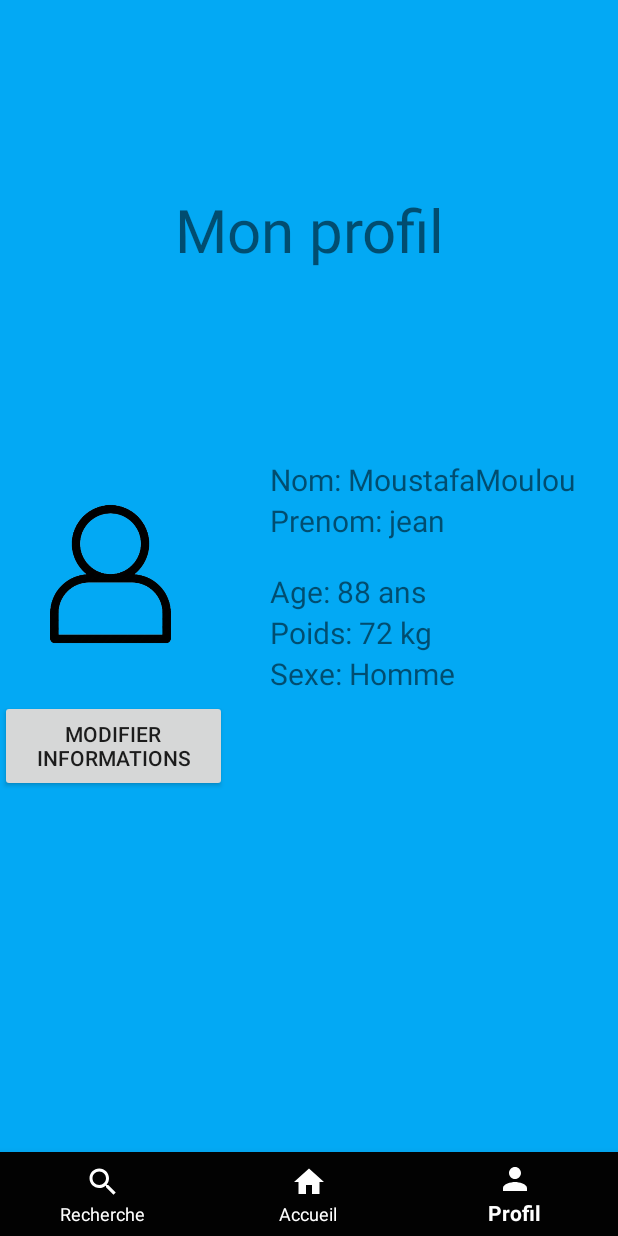
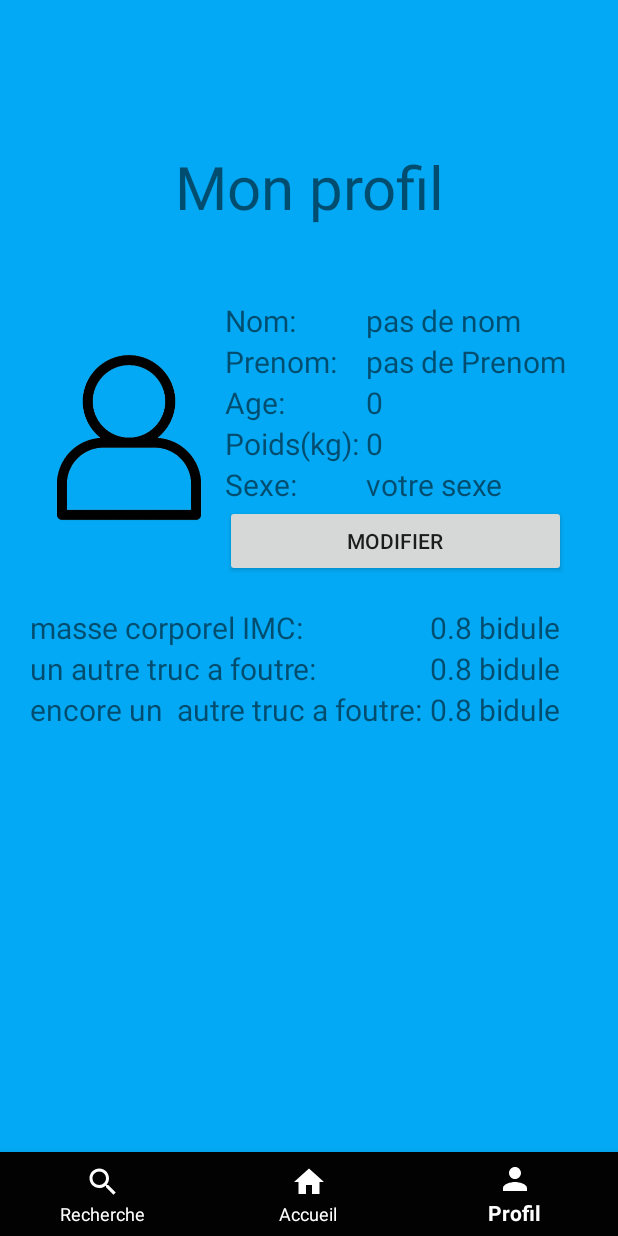
Before and after one commit to axel-bonnefous12/appDietetique, an Android app: the screen it shows after launch (MainActivity), item 3 of the bottom bar chosen, on a phone screen of 412 x 824 dp. Run offline under Robolectric (Android 15) with nearby library versions, the phone set to English and light mode, and no system bars.

Commit message:
profile user data

```diff
--- a/appDietetique/app/src/main/java/iut/montpellier/appdietetique/fragments/UserFragment.java
+++ b/appDietetique/app/src/main/java/iut/montpellier/appdietetique/fragments/UserFragment.java
@@ -2,6 +2,8 @@ package iut.montpellier.appdietetique.fragments;
 
 import android.app.AlertDialog;
 import android.content.DialogInterface;
+import android.content.Intent;
+import android.content.SharedPreferences;
 import android.os.Bundle;
 import android.text.InputType;
 import android.view.LayoutInflater;
@@ -15,8 +17,13 @@ import android.widget.Toast;
 import androidx.annotation.NonNull;
 import androidx.annotation.Nullable;
 import androidx.fragment.app.Fragment;
+import androidx.fragment.app.FragmentTransaction;
+
+import java.util.Objects;
 
 import iut.montpellier.appdietetique.R;
+
+import static android.content.Context.MODE_PRIVATE;
 
 public class UserFragment extends Fragment {
      View view;
@@ -25,7 +32,7 @@ public class UserFragment extends Fragment {
     private TextView age;
     private TextView poids;
     private TextView sexe;
-    private String m_text="";
+
     @Nullable
     @Override
     public View onCreateView(@NonNull LayoutInflater inflater, @Nullable ViewGroup container, @Nullable Bundle savedInstanceState) {
@@ -35,35 +42,31 @@ public class UserFragment extends Fragment {
         age = view.findViewById(R.id.champAge);
         poids = view.findViewById(R.id.champPoids);
         sexe = view.findViewById(R.id.champSexe);
-        Button button =(Button) view.findViewById(R.id.btn_modif_profil);
+        Button button =(Button) view.findViewById(R.id.btn_profile);
 
-        // changer un champs texte de l'user Pour l'instant j'ai trouvé que le prénom
+        SharedPreferences prefs = getContext().getSharedPreferences("MY_DATA",MODE_PRIVATE);
+        String name=prefs.getString("MON_NOM","pas de nom");
+        String surname=prefs.getString("MON_PRENOM","pas de Prenom");
+        int monAge=prefs.getInt("MON_AGE", 0);
+        int monPoids=prefs.getInt("MON_POIDS", 0);
+        String monSexe=prefs.getString("MON_SEXE","votre sexe");
+
+        this.nom.setText(name);
+        this.prenom.setText(surname);
+        this.age.setText(monAge+"");
+        this.poids.setText(monPoids+"");
+        this.sexe.setText(monSexe);
         button.setOnClickListener(new View.OnClickListener() {
             @Override
             public void onClick(View v) {
-                AlertDialog.Builder builder = new AlertDialog.Builder(view.getContext());
-                final EditText inputNom= new EditText(view.getContext());
-                inputNom.setInputType(InputType.TYPE_CLASS_TEXT);
-                builder.setView(inputNom);
-                builder.setView(inputNom);
-                builder.setMessage("changer le nom?");
-                builder.setPositiveButton("ok", new DialogInterface.OnClickListener() {
-                    @Override
-                    public void onClick(DialogInterface dialog, int which) {
-                        m_text= inputNom.getText().toString();
-                        nom.setText(m_text);
-                        Toast.makeText(view.getContext(), "changement fait", Toast.LENGTH_SHORT).show();
-                    }
-                });
-                builder.show();
+                FragmentTransaction fragmentTransaction = Objects.requireNonNull(getActivity()).getSupportFragmentManager().beginTransaction();
+                EditProfileFragment editProfileFragment = new EditProfileFragment();
+
+                fragmentTransaction.replace(R.id.fragment_container, editProfileFragment); // remplacer le fragment actuel avec le fragment repas
+                fragmentTransaction.commit(); //commit du fragment
             }
         });
         return view;
     }
-    /*public void changerInfo(View v){
-        final EditText inputNom= new EditText(getContext());
-        inputNom.setInputType(InputType.TYPE_CLASS_TEXT);
-        //nom.setText(inputNom.getText());
-        //AlertDialog.Builder popUp = new AlertDialog.Builder(new AlertDialog().Builder(view));
-    }*/
+
 }
--- a/appDietetique/app/src/main/res/layout/fragment_user_profil.xml
+++ b/appDietetique/app/src/main/res/layout/fragment_user_profil.xml
@@ -1,155 +1,197 @@
 <?xml version="1.0" encoding="utf-8"?>
-<androidx.constraintlayout.widget.ConstraintLayout xmlns:android="http://schemas.android.com/apk/res/android"
+<RelativeLayout xmlns:android="http://schemas.android.com/apk/res/android"
     xmlns:app="http://schemas.android.com/apk/res-auto"
     xmlns:tools="http://schemas.android.com/tools"
     android:orientation="vertical"
     android:layout_width="match_parent"
     android:layout_height="match_parent"
-    android:background="#03A9F4">
+    android:background="#03A9F4"
+    android:gravity="center_horizontal">
 
     <TextView
         android:layout_width="match_parent"
         android:layout_height="wrap_content"
+        android:layout_alignParentTop="true"
+        android:layout_centerHorizontal="true"
+        android:layout_marginTop="97dp"
         android:gravity="center"
         android:text="Mon profil"
-        android:textSize="40dp"
-        app:layout_constraintBottom_toTopOf="@+id/layout_data_user"
-        app:layout_constraintTop_toTopOf="parent" />
+        android:textSize="40dp" />
 
     <ImageView
         android:id="@+id/icon_user"
-        android:layout_width="147dp"
-        android:layout_height="144dp"
-        android:src="@drawable/user_image"
-        app:layout_constraintBottom_toBottomOf="parent"
-        app:layout_constraintStart_toStartOf="parent"
-        app:layout_constraintTop_toTopOf="parent"
-        app:layout_constraintVertical_bias="0.498"
-        tools:ignore="MissingConstraints" />
+        android:layout_width="172dp"
+        android:layout_height="183dp"
+        android:layout_alignParentTop="true"
+        android:layout_marginTop="200dp"
+        android:src="@drawable/user_image" />
 
-    <RelativeLayout
+    <LinearLayout
         android:id="@+id/layout_data_user"
         android:layout_width="wrap_content"
         android:layout_height="wrap_content"
-        android:layout_marginEnd="28dp"
-        android:layout_marginRight="28dp"
-        app:layout_constraintBottom_toBottomOf="parent"
-        app:layout_constraintEnd_toEndOf="parent"
-        app:layout_constraintTop_toTopOf="parent"
-        tools:ignore="MissingConstraints">
+        android:layout_alignParentTop="true"
+        android:layout_marginTop="200dp"
+        android:layout_marginLeft="150dp"
+        android:orientation="vertical"
+        android:gravity="center">
 
+        <TableLayout
+            android:layout_width="wrap_content"
+            android:layout_height="wrap_content">
+
+            <TableRow
+                android:layout_width="match_parent"
+                android:layout_height="match_parent">
 
                 <TextView
                     android:id="@+id/nom"
                     android:layout_width="wrap_content"
                     android:layout_height="wrap_content"
-            android:text="Nom: "
-            android:textSize="20dp" />
+                    android:textSize="20sp"
+                    android:text="Nom: " />
 
                 <TextView
                     android:id="@+id/champNom"
                     android:layout_width="wrap_content"
                     android:layout_height="wrap_content"
-            android:layout_toRightOf="@id/nom"
-            android:text="MoustafaMoulou"
-            android:textSize="20sp" />
+                    android:textSize="20sp"
+                    android:text="votre nom" />
+            </TableRow>
+
+            <TableRow>
 
                 <TextView
                     android:id="@+id/prenom"
                     android:layout_width="wrap_content"
                     android:layout_height="wrap_content"
-            android:layout_below="@id/nom"
-            android:text="Prenom: "
-            android:textSize="20dp" />
+
+                    android:textSize="20sp"
+                    android:text="Prenom: " />
 
                 <TextView
                     android:id="@+id/champPrenom"
                     android:layout_width="wrap_content"
                     android:layout_height="wrap_content"
-            android:layout_below="@id/champNom"
-            android:layout_toRightOf="@id/prenom"
-            android:text="jean"
-            android:textSize="20sp" />
+                    android:textSize="20sp"
+                    android:text="votre prénom" />
+            </TableRow>
+            <TableRow>
 
                 <TextView
                     android:id="@+id/age"
                     android:layout_width="wrap_content"
                     android:layout_height="wrap_content"
-            android:layout_below="@id/prenom"
-            android:layout_marginTop="20dp"
-            android:text="Age: "
-            android:textSize="20dp" />
+                    android:textSize="20sp"
+                    android:text="Age: " />
 
                 <TextView
                     android:id="@+id/champAge"
                     android:layout_width="wrap_content"
                     android:layout_height="wrap_content"
-            android:layout_below="@id/champPrenom"
-            android:layout_marginTop="20dp"
-            android:layout_toRightOf="@id/age"
-            android:text="88"
-            android:textSize="20sp" />
-
-        <TextView
-            android:layout_width="wrap_content"
-            android:layout_height="wrap_content"
-            android:layout_below="@id/champPrenom"
-            android:layout_marginTop="20dp"
-            android:layout_toRightOf="@id/champAge"
-            android:text=" ans"
-            android:textSize="20sp" />
+                    android:textSize="20sp"
+                    android:text="votre age" />
+            </TableRow>
+            <TableRow>
 
                 <TextView
                     android:id="@+id/poids"
                     android:layout_width="wrap_content"
                     android:layout_height="wrap_content"
-            android:layout_below="@id/age"
-            android:text="Poids: "
-            android:textSize="20sp" />
+                    android:textSize="20sp"
+                    android:text="Poids(kg): " />
 
                 <TextView
                     android:id="@+id/champPoids"
                     android:layout_width="wrap_content"
                     android:layout_height="wrap_content"
-            android:layout_below="@id/champAge"
-            android:layout_toRightOf="@id/poids"
-            android:text="72"
-            android:textSize="20sp" />
-
-        <TextView
-            android:layout_width="wrap_content"
-            android:layout_height="wrap_content"
-            android:layout_below="@id/champAge"
-            android:layout_toRightOf="@id/champPoids"
-            android:text=" kg"
-            android:textSize="20sp" />
-
+                    android:textSize="20sp"
+                    android:text="votre poids en kg" />
+            </TableRow>
+            <TableRow>
                 <TextView
                     android:id="@+id/sexe"
                     android:layout_width="wrap_content"
                     android:layout_height="wrap_content"
-            android:layout_below="@id/poids"
-            android:text="Sexe: "
-            android:textSize="20sp" />
+                    android:textSize="20sp"
+                    android:text="Sexe: " />
 
                 <TextView
                     android:id="@+id/champSexe"
                     android:layout_width="wrap_content"
                     android:layout_height="wrap_content"
-            android:layout_below="@id/poids"
-            android:layout_toRightOf="@id/sexe"
-            android:text="Homme"
-            android:textSize="20sp" />
-    </RelativeLayout>
+                    android:textSize="20sp"
+                    android:text="homme/femme" />
+            </TableRow>
+        </TableLayout>
+        <Button
+            android:id="@+id/btn_profile"
+            android:layout_width="match_parent"
+            android:layout_height="wrap_content"
+            android:text="modifier"
+            />
+    </LinearLayout>
+    <!--Layout  données diététique-->
+    <LinearLayout
+        android:layout_width="match_parent"
+        android:layout_height="wrap_content"
+        android:layout_below="@id/layout_data_user"
+        >
+        <TableLayout
+            android:layout_width="match_parent"
+            android:layout_height="match_parent"
+            android:layout_marginTop="20sp">
+            <TableRow>
+                <TextView
+                    android:layout_width="wrap_content"
+                    android:layout_height="wrap_content"
+                    android:textSize="20sp"
+                    android:layout_marginLeft="20sp"
+                    android:text="masse corporel IMC:">
+                </TextView>
+                <TextView
+                    android:layout_width="wrap_content"
+                    android:layout_height="wrap_content"
+                    android:textSize="20sp"
+                    android:text="0.8 bidule">
+                </TextView>
+            </TableRow>
 
-    <Button
-        android:id="@+id/btn_modif_profil"
-        android:layout_width="151dp"
-        android:layout_height="61dp"
-        android:layout_marginTop="4dp"
-        android:text="modifier informations"
-        app:layout_constraintTop_toBottomOf="@+id/layout_data_user"
-        tools:layout_editor_absoluteX="0dp" />
+            <TableRow>
+                <TextView
+                    android:layout_width="wrap_content"
+                    android:layout_height="wrap_content"
+                    android:textSize="20sp"
+                    android:layout_marginLeft="20sp"
+                    android:text="un autre truc a foutre: ">
+                </TextView>
+                <TextView
+                    android:layout_width="wrap_content"
+                    android:layout_height="wrap_content"
+                    android:textSize="20sp"
+                    android:text="0.8 bidule">
+                </TextView>
+            </TableRow>
+
+            <TableRow>
+                <TextView
+                    android:layout_width="wrap_content"
+                    android:layout_height="wrap_content"
+                    android:textSize="20sp"
+                    android:layout_marginLeft="20sp"
+                    android:text="encore un  autre truc a foutre: ">
+                </TextView>
+                <TextView
+                    android:layout_width="wrap_content"
+                    android:layout_height="wrap_content"
+                    android:textSize="20sp"
+                    android:text="0.8 bidule">
+                </TextView>
+            </TableRow>
+        </TableLayout>
+    </LinearLayout>
 
 
-</androidx.constraintlayout.widget.ConstraintLayout>
+
+
+</RelativeLayout>
```
Also changed, not shown: appDietetique/app/src/main/java/iut/montpellier/appdietetique/fragments/EditProfileFragment.java (added, +94 -0 lines), appDietetique/app/src/main/res/layout/fragment_edit_profile.xml (added, +124 -0 lines). Lines whose indentation alone changed are shown as unchanged.
